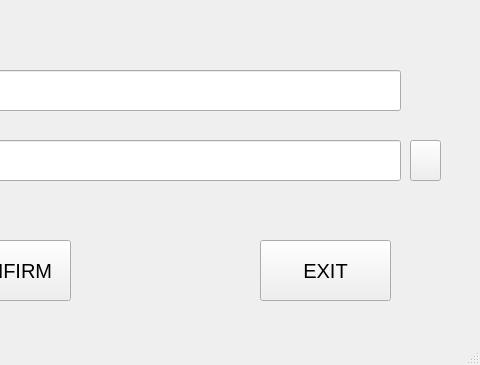
First picture: the form in app.ui, repository JohnPoleshchuk/KeyboardTrainer, before the edit; both pictures show x 290 to 770 and y 190 to 555 of the 770 by 555 pixel window.
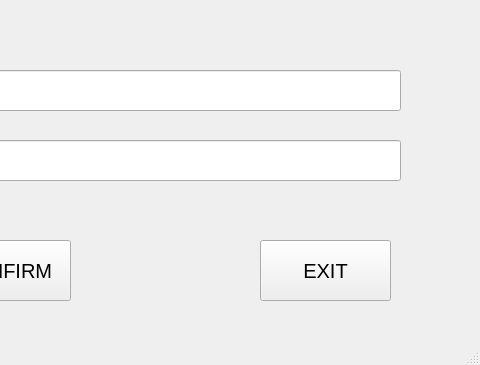
Second picture: the form after the edit. The open tabs and pages were chosen to show the change.

The edit to the form file:
```diff
--- a/app.ui
+++ b/app.ui
@@ -312,19 +312,6 @@
          <string>LOG IN</string>
         </property>
        </widget>
-       <widget class="QPushButton" name="ButtonForgetPassword_2">
-        <property name="geometry">
-         <rect>
-          <x>710</x>
-          <y>300</y>
-          <width>31</width>
-          <height>41</height>
-         </rect>
-        </property>
-        <property name="text">
-         <string/>
-        </property>
-       </widget>
       </widget>
      </widget>
     </widget>
```
